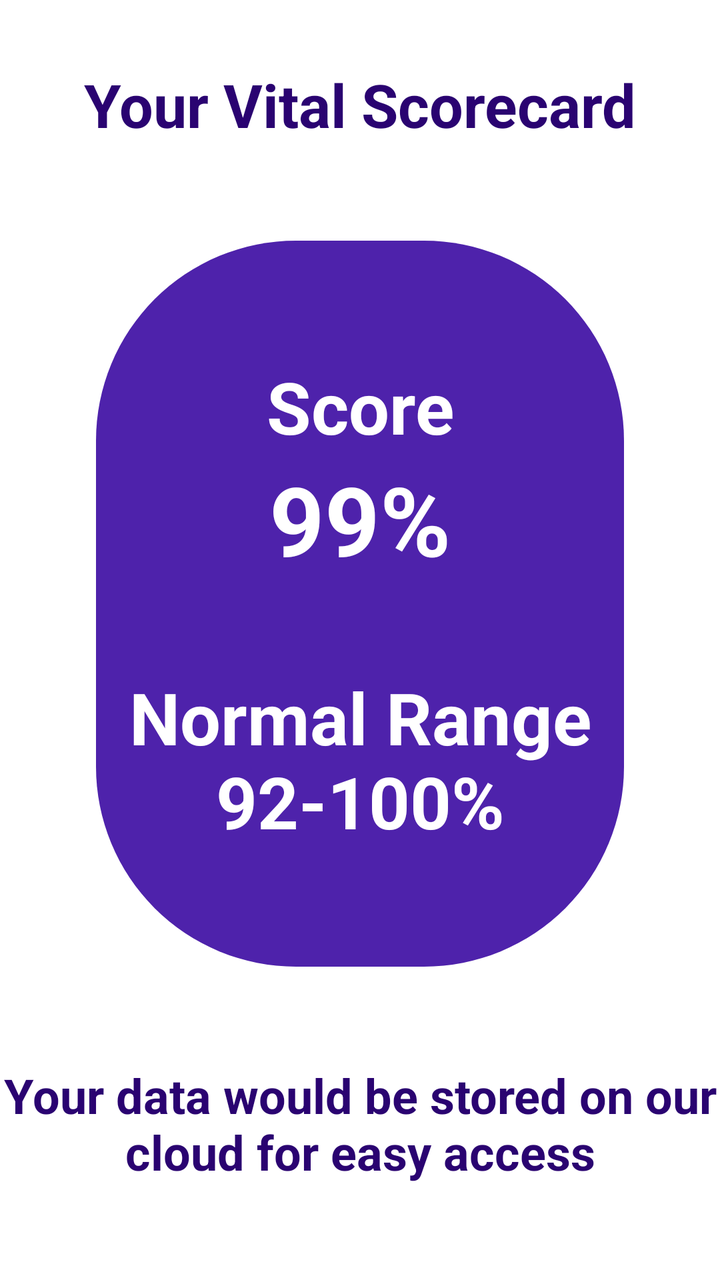
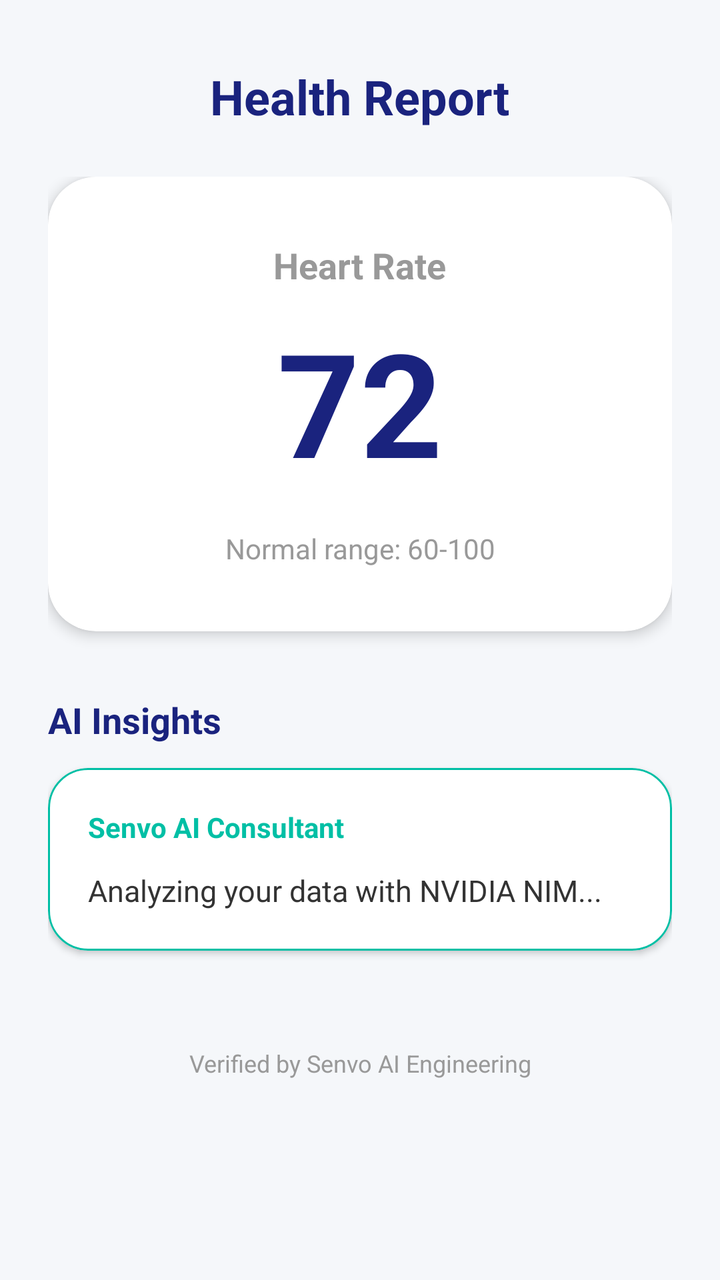

An Android layout rendered at two revisions. The XML below is the earlier revision; the diff shows what the commit changed to produce the second picture.
<!-- AndroidManifest.xml: activity theme Theme.SIH.NoActionBar -->
<!-- res/layout/activity_result.xml -->
<?xml version="1.0" encoding="utf-8"?>
<androidx.constraintlayout.widget.ConstraintLayout xmlns:android="http://schemas.android.com/apk/res/android"
    xmlns:app="http://schemas.android.com/apk/res-auto"
    xmlns:tools="http://schemas.android.com/tools"
    android:layout_width="match_parent"
    android:layout_height="match_parent"
    tools:context=".ResultActivity">

    <TextView
        android:id="@+id/textView"
        android:layout_width="wrap_content"
        android:layout_height="wrap_content"
        android:layout_marginTop="32dp"
        android:gravity="center"
        android:text="Your Vital Scorecard"
        android:textColor="#2A0371"
        android:textSize="30dp"
        android:textStyle="bold"
        app:layout_constraintEnd_toEndOf="parent"
        app:layout_constraintStart_toStartOf="parent"
        app:layout_constraintTop_toTopOf="parent" />

    <LinearLayout
        android:id="@+id/score"
        android:layout_width="0dp"
        android:layout_height="0dp"
        android:layout_marginStart="48dp"
        android:layout_marginTop="48dp"
        android:layout_marginEnd="48dp"
        android:layout_marginBottom="48dp"
        android:orientation="vertical"
        android:background="@drawable/img_5"
        android:gravity="center"
        app:layout_constraintBottom_toTopOf="@+id/textView6"
        app:layout_constraintEnd_toEndOf="parent"
        app:layout_constraintHorizontal_bias="0.496"
        app:layout_constraintStart_toStartOf="parent"
        app:layout_constraintTop_toBottomOf="@+id/textView">

        <TextView
            android:id="@+id/name"
            android:layout_width="match_parent"
            android:layout_height="wrap_content"
            android:text="Score"
            android:textAlignment="center"
            android:textColor="@color/white"
            android:textSize="36sp"
            android:textStyle="bold" />

        <TextView
            android:id="@+id/scoreText"
            android:layout_width="match_parent"
            android:layout_height="wrap_content"
            android:textAlignment="center"
            android:text="99%"
            android:textColor="@color/white"
            android:textSize="48sp"
            android:textStyle="bold"/>

        <TextView
            android:id="@+id/normal"
            android:layout_width="match_parent"
            android:layout_height="wrap_content"
            android:textAlignment="center"
            android:text="Normal Range\n92-100%"
            android:layout_marginTop="128px"
            android:textColor="@color/white"
            android:textSize="36sp"
            android:textStyle="bold"/>

    </LinearLayout>

    <TextView
        android:id="@+id/textView6"
        android:layout_width="wrap_content"
        android:layout_height="wrap_content"
        android:layout_marginBottom="48dp"
        android:gravity="center"
        android:text="Your data would be stored on our cloud for easy access"
        android:textColor="#2A0371"
        android:textSize="24dp"
        android:textStyle="bold"
        app:layout_constraintBottom_toBottomOf="parent"
        app:layout_constraintEnd_toEndOf="parent"
        app:layout_constraintStart_toStartOf="parent" />

</androidx.constraintlayout.widget.ConstraintLayout>
<!-- resources referenced by this layout -->
<resources>
  <color name="white">#FFFFFFFF</color>
  <!-- drawable img_5 (drawable) -->
  <?xml version="1.0" encoding="utf-8"?>
  <layer-list xmlns:android="http://schemas.android.com/apk/res/android">
      <item android:id="@+id/background">
          <shape android:shape="rectangle">
              <solid android:color="#4E22AB"/>
              <corners android:radius="100dp"/>
          </shape>
      </item>
      <item android:id="@+id/progress">
          <scale android:scaleWidth="100%">
              <shape android:shape="rectangle">
                  <corners android:radius="100dp"/>
                  <gradient android:startColor="#4E22AB"
                      android:centerColor="#FF4593"
                      android:endColor="#FF4593"/>
              </shape>
          </scale>
      </item>
  
  </layer-list>
  <style name="Theme.SIH.NoActionBar">
          <item name="windowActionBar">false</item>
          <item name="windowNoTitle">true</item>
      </style>
</resources>

<!-- the commit's change to res/layout/activity_result.xml (unified diff, before → after) -->
@@ -1,87 +1,164 @@
 <?xml version="1.0" encoding="utf-8"?>
-<androidx.constraintlayout.widget.ConstraintLayout xmlns:android="http://schemas.android.com/apk/res/android"
+<androidx.coordinatorlayout.widget.CoordinatorLayout xmlns:android="http://schemas.android.com/apk/res/android"
     xmlns:app="http://schemas.android.com/apk/res-auto"
     xmlns:tools="http://schemas.android.com/tools"
     android:layout_width="match_parent"
     android:layout_height="match_parent"
+    android:background="@color/background"
     tools:context=".ResultActivity">
 
-    <TextView
-        android:id="@+id/textView"
-        android:layout_width="wrap_content"
+    <com.google.android.material.appbar.AppBarLayout
+        android:layout_width="match_parent"
         android:layout_height="wrap_content"
-        android:layout_marginTop="32dp"
-        android:gravity="center"
-        android:text="Your Vital Scorecard"
-        android:textColor="#2A0371"
-        android:textSize="30dp"
-        android:textStyle="bold"
-        app:layout_constraintEnd_toEndOf="parent"
-        app:layout_constraintStart_toStartOf="parent"
-        app:layout_constraintTop_toTopOf="parent" />
-
-    <LinearLayout
-        android:id="@+id/score"
-        android:layout_width="0dp"
-        android:layout_height="0dp"
-        android:layout_marginStart="48dp"
-        android:layout_marginTop="48dp"
-        android:layout_marginEnd="48dp"
-        android:layout_marginBottom="48dp"
-        android:orientation="vertical"
-        android:background="@drawable/img_5"
-        android:gravity="center"
-        app:layout_constraintBottom_toTopOf="@+id/textView6"
-        app:layout_constraintEnd_toEndOf="parent"
-        app:layout_constraintHorizontal_bias="0.496"
-        app:layout_constraintStart_toStartOf="parent"
-        app:layout_constraintTop_toBottomOf="@+id/textView">
+        android:background="@android:color/transparent"
+        app:elevation="0dp">
 
         <TextView
-            android:id="@+id/name"
+            android:layout_width="wrap_content"
+            android:layout_height="wrap_content"
+            android:layout_gravity="center_horizontal"
+            android:layout_marginTop="32dp"
+            android:text="Health Report"
+            android:textColor="@color/primary"
+            android:textSize="24sp"
+            android:textStyle="bold" />
+    </com.google.android.material.appbar.AppBarLayout>
+
+    <androidx.core.widget.NestedScrollView
+        android:layout_width="match_parent"
+        android:layout_height="match_parent"
+        app:layout_behavior="@string/appbar_scrolling_view_behavior">
+
+        <LinearLayout
             android:layout_width="match_parent"
             android:layout_height="wrap_content"
-            android:text="Score"
-            android:textAlignment="center"
-            android:textColor="@color/white"
-            android:textSize="36sp"
-            android:textStyle="bold" />
+            android:orientation="vertical"
+            android:padding="24dp">
 
-        <TextView
-            android:id="@+id/scoreText"
-            android:layout_width="match_parent"
-            android:layout_height="wrap_content"
-            android:textAlignment="center"
-            android:text="99%"
-            android:textColor="@color/white"
-            android:textSize="48sp"
-            android:textStyle="bold"/>
+            <com.google.android.material.card.MaterialCardView
+                android:layout_width="match_parent"
+                android:layout_height="wrap_content"
+                app:cardBackgroundColor="@color/surface"
+                app:cardCornerRadius="24dp"
+                app:cardElevation="4dp"
+                app:strokeWidth="0dp">
 
-        <TextView
-            android:id="@+id/normal"
-            android:layout_width="match_parent"
-            android:layout_height="wrap_content"
-            android:textAlignment="center"
-            android:text="Normal Range\n92-100%"
-            android:layout_marginTop="128px"
-            android:textColor="@color/white"
-            android:textSize="36sp"
-            android:textStyle="bold"/>
+                <LinearLayout
+                    android:layout_width="match_parent"
+                    android:layout_height="wrap_content"
+                    android:gravity="center"
+                    android:orientation="vertical"
+                    android:padding="32dp">
 
-    </LinearLayout>
+                    <TextView
+                        android:id="@+id/name"
+                        android:layout_width="wrap_content"
+                        android:layout_height="wrap_content"
+                        android:text="Heart Rate"
+                        android:textColor="@color/text_hint"
+                        android:textSize="18sp"
+                        android:textStyle="bold" />
 
-    <TextView
-        android:id="@+id/textView6"
-        android:layout_width="wrap_content"
-        android:layout_height="wrap_content"
-        android:layout_marginBottom="48dp"
-        android:gravity="center"
-        android:text="Your data would be stored on our cloud for easy access"
-        android:textColor="#2A0371"
-        android:textSize="24dp"
-        android:textStyle="bold"
-        app:layout_constraintBottom_toBottomOf="parent"
-        app:layout_constraintEnd_toEndOf="parent"
-        app:layout_constraintStart_toStartOf="parent" />
+                    <TextView
+                        android:id="@+id/scoreText"
+                        android:layout_width="wrap_content"
+                        android:layout_height="wrap_content"
+                        android:layout_marginTop="8dp"
+                        android:text="72"
+                        android:textColor="@color/primary"
+                        android:textSize="72sp"
+                        android:textStyle="bold" />
 
-</androidx.constraintlayout.widget.ConstraintLayout>
+                    <LinearLayout
+                        android:id="@+id/aiBadge"
+                        android:layout_width="wrap_content"
+                        android:layout_height="wrap_content"
+                        android:layout_marginTop="8dp"
+                        android:background="@drawable/rectangle_1"
+                        android:backgroundTint="#00E676"
+                        android:orientation="horizontal"
+                        android:paddingHorizontal="12dp"
+                        android:paddingVertical="4dp"
+                        android:visibility="gone">
+
+                        <TextView
+                            android:layout_width="wrap_content"
+                            android:layout_height="wrap_content"
+                            android:text="AI REFINED"
+                            android:textColor="#FFFFFF"
+                            android:textSize="10sp"
+                            android:textStyle="bold" />
+                    </LinearLayout>
+
+                    <TextView
+                        android:id="@+id/normal"
+                        android:layout_width="wrap_content"
+                        android:layout_height="wrap_content"
+                        android:layout_marginTop="16dp"
+                        android:gravity="center"
+                        android:text="Normal range: 60-100"
+                        android:textColor="@color/text_hint"
+                        android:textSize="14sp" />
+                </LinearLayout>
+            </com.google.android.material.card.MaterialCardView>
+
+            <TextView
+                android:layout_width="wrap_content"
+                android:layout_height="wrap_content"
+                android:layout_marginTop="32dp"
+                android:text="AI Insights"
+                android:textColor="@color/primary"
+                android:textSize="18sp"
+                android:textStyle="bold" />
+
+            <com.google.android.material.card.MaterialCardView
+                android:id="@+id/aiAdviceCard"
+                android:layout_width="match_parent"
+                android:layout_height="wrap_content"
+                android:layout_marginTop="12dp"
+                app:cardBackgroundColor="@color/surface"
+                app:cardCornerRadius="20dp"
+                app:cardElevation="2dp"
+                app:strokeColor="@color/secondary"
+                app:strokeWidth="1dp">
+
+                <LinearLayout
+                    android:layout_width="match_parent"
+                    android:layout_height="wrap_content"
+                    android:orientation="vertical"
+                    android:padding="20dp">
+
+                    <TextView
+                        android:layout_width="wrap_content"
+                        android:layout_height="wrap_content"
+                        android:text="Senvo AI Consultant"
+                        android:textColor="@color/secondary"
+                        android:textSize="14sp"
+                        android:textStyle="bold" />
+
+                    <TextView
+                        android:id="@+id/aiAdviceText"
+                        android:layout_width="match_parent"
+                        android:layout_height="wrap_content"
+                        android:layout_marginTop="12dp"
+                        android:lineSpacingExtra="4dp"
+                        android:text="Analyzing your data with NVIDIA NIM..."
+                        android:textColor="@color/on_surface"
+                        android:textSize="15sp" />
+                </LinearLayout>
+            </com.google.android.material.card.MaterialCardView>
+
+            <TextView
+                android:id="@+id/textView6"
+                android:layout_width="match_parent"
+                android:layout_height="wrap_content"
+                android:layout_marginTop="48dp"
+                android:layout_marginBottom="24dp"
+                android:gravity="center"
+                android:text="Verified by Senvo AI Engineering"
+                android:textColor="@color/text_hint"
+                android:textSize="12sp" />
+        </LinearLayout>
+    </androidx.core.widget.NestedScrollView>
+
+</androidx.coordinatorlayout.widget.CoordinatorLayout>
<!-- resource entries referenced after the edit -->
@@ -1,27 +1,12 @@
 <!-- resources referenced by this layout -->
 <resources>
-  <color name="white">#FFFFFFFF</color>
-  <!-- drawable img_5 (drawable) -->
-  <?xml version="1.0" encoding="utf-8"?>
-  <layer-list xmlns:android="http://schemas.android.com/apk/res/android">
-      <item android:id="@+id/background">
-          <shape android:shape="rectangle">
-              <solid android:color="#4E22AB"/>
-              <corners android:radius="100dp"/>
-          </shape>
-      </item>
-      <item android:id="@+id/progress">
-          <scale android:scaleWidth="100%">
-              <shape android:shape="rectangle">
-                  <corners android:radius="100dp"/>
-                  <gradient android:startColor="#4E22AB"
-                      android:centerColor="#FF4593"
-                      android:endColor="#FF4593"/>
-              </shape>
-          </scale>
-      </item>
-  
-  </layer-list>
+  <color name="background">#F5F7FA</color>
+  <color name="on_surface">#333333</color>
+  <color name="primary">#1A237E</color>
+  <color name="secondary">#00BFA5</color>
+  <color name="surface">#FFFFFF</color>
+  <color name="text_hint">#999999</color>
+  <!-- drawable rectangle_1: vector/xml drawable (drawable, 2578 chars, omitted) -->
   <style name="Theme.SIH.NoActionBar">
           <item name="windowActionBar">false</item>
           <item name="windowNoTitle">true</item>
